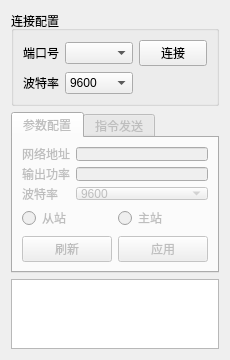
The window that foo/ui_tcps.ui (MapleXou/TCPS_ConfigTool) describes before a commit, drawn with Qt 5.
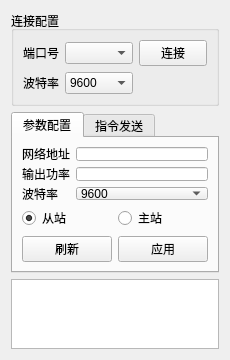
The same window after the commit.

Commit message: 使界面控制与当前状态关联

```diff
--- a/foo/ui_tcps.ui
+++ b/foo/ui_tcps.ui
@@ -97,7 +97,7 @@
    <item>
     <widget class="QTabWidget" name="tabWidget">
      <property name="enabled">
-      <bool>false</bool>
+      <bool>true</bool>
      </property>
      <property name="currentIndex">
       <number>0</number>
@@ -119,7 +119,7 @@
          <item row="0" column="1">
           <widget class="QLineEdit" name="radio_address">
            <property name="enabled">
-            <bool>false</bool>
+            <bool>true</bool>
            </property>
           </widget>
          </item>
@@ -133,7 +133,7 @@
          <item row="1" column="1">
           <widget class="QLineEdit" name="radio_power">
            <property name="enabled">
-            <bool>false</bool>
+            <bool>true</bool>
            </property>
           </widget>
          </item>
@@ -147,7 +147,7 @@
          <item row="2" column="1">
           <widget class="QComboBox" name="radio_baud_rate">
            <property name="enabled">
-            <bool>false</bool>
+            <bool>true</bool>
            </property>
            <property name="currentText">
             <string>9600</string>
@@ -189,17 +189,20 @@
          <item>
           <widget class="QRadioButton" name="radio_client">
            <property name="enabled">
-            <bool>false</bool>
+            <bool>true</bool>
            </property>
            <property name="text">
             <string>从站</string>
            </property>
+           <property name="checked">
+            <bool>true</bool>
+           </property>
           </widget>
          </item>
          <item>
           <widget class="QRadioButton" name="radio_server">
            <property name="enabled">
-            <bool>false</bool>
+            <bool>true</bool>
            </property>
            <property name="text">
             <string>主站</string>
@@ -236,7 +239,7 @@
        <item>
         <widget class="QTextEdit" name="txt_send">
          <property name="enabled">
-          <bool>false</bool>
+          <bool>true</bool>
          </property>
         </widget>
        </item>
@@ -245,7 +248,7 @@
          <item>
           <widget class="QPushButton" name="btn_send">
            <property name="enabled">
-            <bool>false</bool>
+            <bool>true</bool>
            </property>
            <property name="text">
             <string>发送</string>
```
The commit also changes 1 other file.
